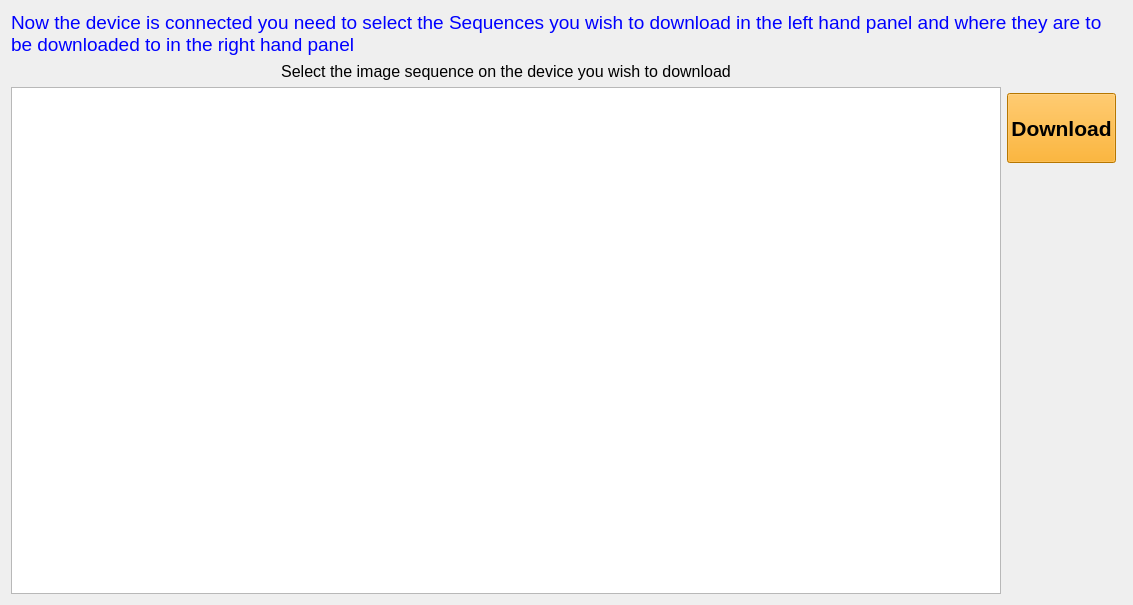
First picture: the form in src/resources/download.ui, repository open-AIMS/reefscan_desktop_data_manager, before the edit.
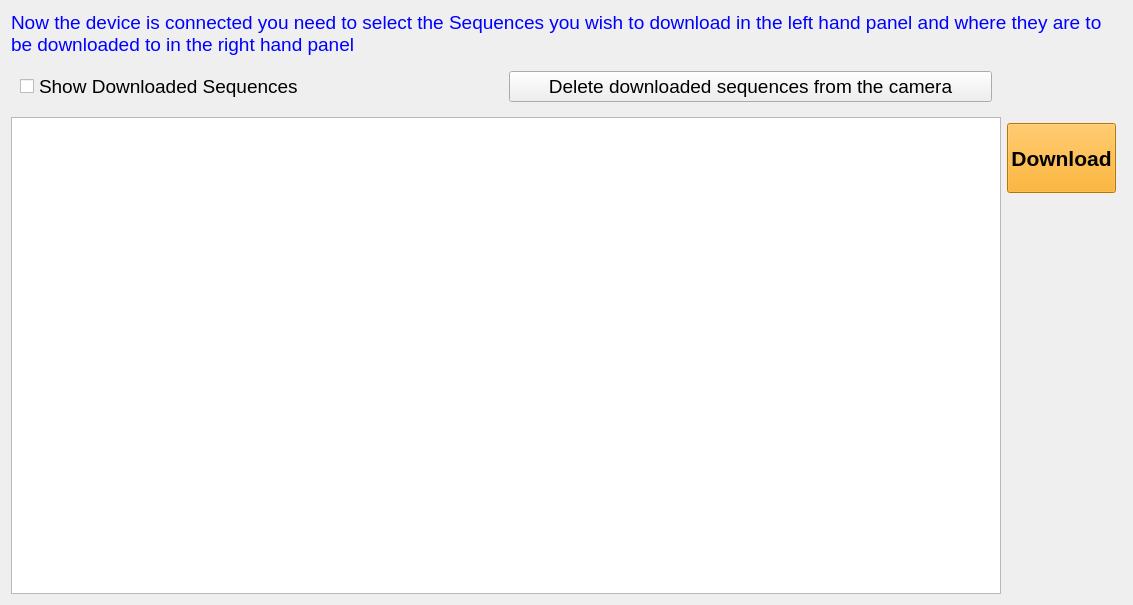
Second picture: the form after the edit. Icons and pictures are not drawn.

Diff of the .ui file:
```diff
--- a/src/resources/download.ui
+++ b/src/resources/download.ui
@@ -17,14 +17,14 @@
    <string notr="true"/>
   </property>
   <layout class="QGridLayout" name="gridLayout">
-   <item row="3" column="0" rowspan="3">
+   <item row="4" column="0" rowspan="3">
     <widget class="QTreeView" name="cameraTree">
      <property name="headerHidden">
       <bool>true</bool>
      </property>
     </widget>
    </item>
-   <item row="4" column="1">
+   <item row="5" column="1">
     <widget class="QPushButton" name="downloadButton">
      <property name="sizePolicy">
       <sizepolicy hsizetype="Minimum" vsizetype="Fixed">
@@ -85,25 +85,7 @@
      </property>
     </widget>
    </item>
-   <item row="1" column="0">
-    <widget class="QLabel" name="label">
-     <property name="font">
-      <font>
-       <pointsize>12</pointsize>
-      </font>
-     </property>
-     <property name="text">
-      <string>Select the image sequence on the device you wish to download</string>
-     </property>
-     <property name="alignment">
-      <set>Qt::AlignCenter</set>
-     </property>
-     <property name="wordWrap">
-      <bool>true</bool>
-     </property>
-    </widget>
-   </item>
-   <item row="5" column="1">
+   <item row="6" column="1">
     <spacer name="verticalSpacer">
      <property name="orientation">
       <enum>Qt::Vertical</enum>
@@ -116,6 +98,36 @@
      </property>
     </spacer>
    </item>
+   <item row="2" column="0">
+    <widget class="QWidget" name="widget" native="true">
+     <layout class="QGridLayout" name="gridLayout_2">
+      <item row="0" column="0">
+       <widget class="QCheckBox" name="showDownloadedCheckBox">
+        <property name="font">
+         <font>
+          <pointsize>14</pointsize>
+         </font>
+        </property>
+        <property name="text">
+         <string>Show Downloaded Sequences</string>
+        </property>
+       </widget>
+      </item>
+      <item row="0" column="1">
+       <widget class="QPushButton" name="deleteDownloadedButton">
+        <property name="font">
+         <font>
+          <pointsize>14</pointsize>
+         </font>
+        </property>
+        <property name="text">
+         <string>Delete downloaded sequences from the camera</string>
+        </property>
+       </widget>
+      </item>
+     </layout>
+    </widget>
+   </item>
   </layout>
  </widget>
  <resources/>
```
